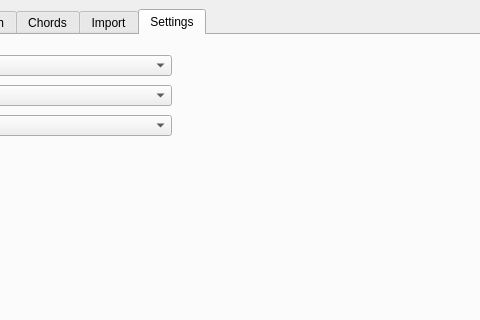
Qt form crd_gui_design.ui (jpfudger/chordproc) before a commit; both pictures show x 180 to 660 and y 0 to 320 of the 998 by 600 pixel window.
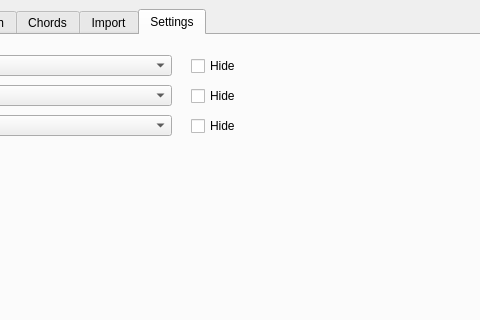
The same form after that commit. The open tabs and pages were chosen to show the change.

Commit message: Allow hiding chords/comments/tabs

What changed in the file:
```diff
--- a/crd_gui_design.ui
+++ b/crd_gui_design.ui
@@ -339,6 +339,45 @@
          </rect>
         </property>
        </widget>
+       <widget class="QCheckBox" name="hideComment">
+        <property name="geometry">
+         <rect>
+          <x>360</x>
+          <y>20</y>
+          <width>99</width>
+          <height>22</height>
+         </rect>
+        </property>
+        <property name="text">
+         <string>Hide</string>
+        </property>
+       </widget>
+       <widget class="QCheckBox" name="hideChord">
+        <property name="geometry">
+         <rect>
+          <x>360</x>
+          <y>50</y>
+          <width>99</width>
+          <height>22</height>
+         </rect>
+        </property>
+        <property name="text">
+         <string>Hide</string>
+        </property>
+       </widget>
+       <widget class="QCheckBox" name="hideTab">
+        <property name="geometry">
+         <rect>
+          <x>360</x>
+          <y>80</y>
+          <width>99</width>
+          <height>22</height>
+         </rect>
+        </property>
+        <property name="text">
+         <string>Hide</string>
+        </property>
+       </widget>
       </widget>
      </widget>
     </item>
```
Left out of the diff: 48 changed lines with no effect on the pictures. The commit also changes 3 other files.
